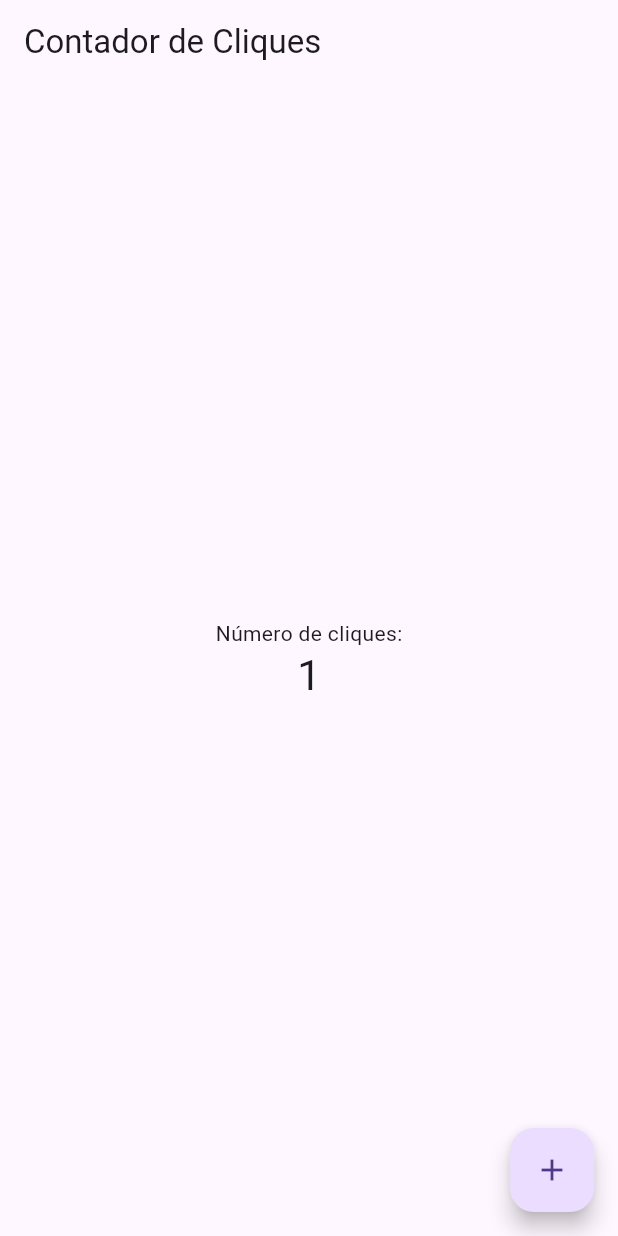
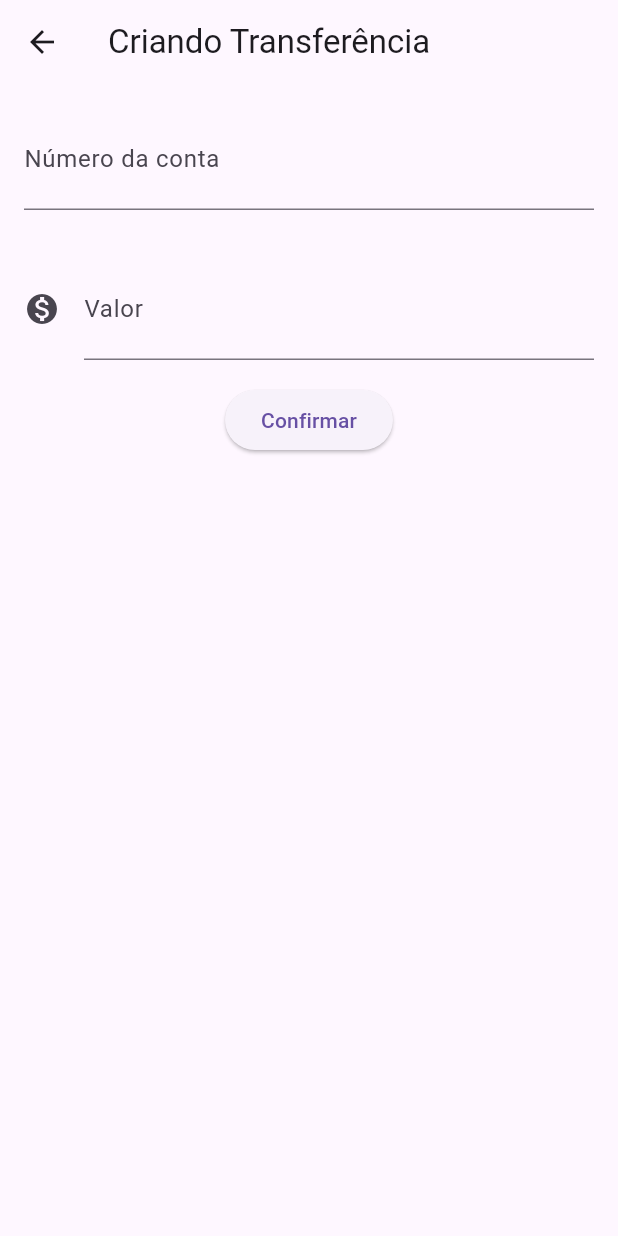
Before and after one commit to DanielNaiff/Flutter_Alura, a Flutter app: the screen it shows after launch, after a tap on the "add" icon, on a phone screen of 412 x 824 dp. Run offline on Flutter 3.47's test engine with Material 3 defaults, Android fonts, the phone set to English and light mode, and no system bars.

```diff
--- /dev/null
+++ b/byte_bank/lib/components/editor.dart
@@ -0,0 +1,31 @@
+import 'package:flutter/material.dart';
+
+class Editor extends StatelessWidget {
+  final TextEditingController controlador;
+  final String rotulo;
+  final String dica;
+  final IconData? icon;
+
+  Editor(
+      {required this.controlador,
+      required this.rotulo,
+      required this.dica,
+      this.icon});
+
+  @override
+  Widget build(BuildContext context) {
+    return Padding(
+      padding: const EdgeInsets.all(16.0),
+      child: TextField(
+        controller: controlador,
+        style: const TextStyle(fontSize: 24.0),
+        decoration: InputDecoration(
+          icon: icon != null ? Icon(icon) : null,
+          labelText: rotulo,
+          hintText: dica,
+        ),
+        keyboardType: TextInputType.number,
+      ),
+    );
+  }
+}
--- a/byte_bank/lib/main.dart
+++ b/byte_bank/lib/main.dart
@@ -1,60 +1,39 @@
+import 'package:byte_bank/models/transferencia.dart';
+import 'package:byte_bank/screens/Transferencia/lista.dart';
 import 'package:flutter/material.dart';
 
 void main() {
-  runApp(MyApp());
+  runApp(const BytebankApp());
 }
 
-class MyApp extends StatelessWidget {
+class BytebankApp extends StatelessWidget {
+  const BytebankApp({super.key});
+
   @override
   Widget build(BuildContext context) {
     return MaterialApp(
-      title: 'Contador de Cliques',
       theme: ThemeData(
-        primarySwatch: Colors.blue,
-      ),
-      home: MyHomePage(),
+          primaryColor: Colors.green[900],
+          buttonTheme: ButtonThemeData(
+              buttonColor: Colors.blueAccent[700],
+              textTheme: ButtonTextTheme.primary)),
+      home: ListaTransferencias(),
     );
   }
 }
 
-class MyHomePage extends StatefulWidget {
-  @override
-  _MyHomePageState createState() => _MyHomePageState();
-}
-
-class _MyHomePageState extends State<MyHomePage> {
-  int _counter = 0;
-
-  void _incrementCounter() {
-    setState(() {
-      _counter++;
-    });
-  }
+class ItemTransferencia extends StatelessWidget {
+  final Transferencia _transferencia;
+  // ignore: prefer_const_constructors_in_immutables
+  ItemTransferencia(this._transferencia, {super.key});
 
   @override
   Widget build(BuildContext context) {
-    return Scaffold(
-      appBar: AppBar(
-        title: Text('Contador de Cliques'),
-      ),
-      body: Center(
-        child: Column(
-          mainAxisAlignment: MainAxisAlignment.center,
-          children: <Widget>[
-            Text(
-              'Número de cliques:',
-            ),
-            Text(
-              '$_counter',
-              style: Theme.of(context).textTheme.headline4,
-            ),
-          ],
-        ),
-      ),
-      floatingActionButton: FloatingActionButton(
-        onPressed: _incrementCounter,
-        tooltip: 'Incrementar',
-        child: Icon(Icons.add),
+    return Card(
+      child: ListTile(
+        leading: const Icon(Icons.monetization_on),
+        title: Text(_transferencia.valor.toString()),
+        subtitle: Text(_transferencia.numeroConta.toString()),
       ),
     );
   }
--- /dev/null
+++ b/byte_bank/lib/models/transferencia.dart
@@ -0,0 +1,11 @@
+class Transferencia {
+  final double valor;
+  final int numeroConta;
+
+  Transferencia(this.valor, this.numeroConta);
+
+  @override
+  String toString() {
+    return 'Transferencia(valor:$valor, numeroConta: $numeroConta)';
+  }
+}
--- /dev/null
+++ b/byte_bank/lib/screens/Transferencia/fomulario.dart
@@ -0,0 +1,84 @@
+import 'package:byte_bank/components/editor.dart';
+import 'package:byte_bank/models/transferencia.dart';
+import 'package:flutter/material.dart';
+
+const _tituloAppbar = "Criando Transferência";
+const _rotuloCampoValor = "Valor";
+const _dicaCampoValor = "0.00";
+const _dicaCampoNumeroConta = "0000";
+const _rotuloCampoNumeroConta = "Número da conta";
+
+const _textoBotaoConfirmar = "Confirmar";
+
+void main() => runApp(const MyApp());
+
+class MyApp extends StatelessWidget {
+  const MyApp({super.key});
+
+  @override
+  Widget build(BuildContext context) {
+    return MaterialApp(
+      title: 'Material App',
+      home: Scaffold(
+        appBar: AppBar(
+          title: const Text('Material App Bar'),
+        ),
+        body: const Center(
+          child: Text('Hello World'),
+        ),
+      ),
+    );
+  }
+}
+
+class FormularioTransferencia extends StatefulWidget {
+  @override
+  State<StatefulWidget> createState() {
+    // TODO: implement createState
+    return FormularioTransferenciaState();
+  }
+}
+
+class FormularioTransferenciaState extends State<FormularioTransferencia> {
+  final TextEditingController _controladorCampoNumeroConta =
+      TextEditingController();
+  final TextEditingController _controladorCampoValorConta =
+      TextEditingController();
+  @override
+  Widget build(BuildContext context) {
+    return Scaffold(
+      appBar: AppBar(
+        title: const Text(_tituloAppbar),
+      ),
+      body: SingleChildScrollView(
+        child: Column(
+          children: [
+            Editor(
+              controlador: _controladorCampoNumeroConta,
+              rotulo: _rotuloCampoNumeroConta,
+              dica: _dicaCampoNumeroConta,
+            ),
+            Editor(
+              controlador: _controladorCampoValorConta,
+              rotulo: _rotuloCampoValor,
+              dica: _dicaCampoValor,
+              icon: Icons.monetization_on,
+            ),
+            ElevatedButton(
+                onPressed: () => _criaTransferencia(context),
+                child: const Text(_textoBotaoConfirmar))
+          ],
+        ),
+      ),
+    );
+  }
+
+  void _criaTransferencia(BuildContext context) {
+    final int? numeroConta = int.tryParse(_controladorCampoNumeroConta.text);
+    final double? valor = double.tryParse(_controladorCampoValorConta.text);
+    if (numeroConta != null && valor != null) {
+      final transferenciaCriada = Transferencia(valor, numeroConta);
+      Navigator.pop(context, transferenciaCriada);
+    }
+  }
+}
--- /dev/null
+++ b/byte_bank/lib/screens/Transferencia/lista.dart
@@ -0,0 +1,55 @@
+import 'package:byte_bank/main.dart';
+import 'package:byte_bank/models/transferencia.dart';
+import 'package:byte_bank/screens/Transferencia/fomulario.dart';
+import 'package:flutter/material.dart';
+
+const _tituloAppBar = "Transferências";
+
+class ListaTransferencias extends StatefulWidget {
+  final List<Transferencia?> _transferencias = [];
+
+  @override
+  State<StatefulWidget> createState() {
+    // TODO: implement createState
+    return ListaTransferenciasState();
+  }
+}
+
+class ListaTransferenciasState extends State<ListaTransferencias> {
+  @override
+  Widget build(BuildContext context) {
+    return Scaffold(
+      appBar: AppBar(title: const Text(_tituloAppBar)),
+      body: ListView.builder(
+        itemCount: widget._transferencias.length,
+        itemBuilder: (BuildContext context, int index) {
+          final transferencia = widget._transferencias[index];
+          return ItemTransferencia(transferencia!);
+        },
+      ),
+      floatingActionButton: FloatingActionButton(
+          onPressed: () {
+            final Future<Transferencia?> future = Navigator.push(
+              context,
+              MaterialPageRoute(
+                builder: (context) {
+                  return FormularioTransferencia();
+                },
+              ),
+            );
+            future.then((transferenciaRecebida) {
+              _atualiza(transferenciaRecebida);
+            });
+          },
+          child: const Icon(Icons.add)),
+    );
+  }
+
+  void _atualiza(Transferencia? transferenciaRecebida) {
+    if (transferenciaRecebida != null) {
+      setState(() {
+        widget._transferencias.add(transferenciaRecebida);
+      });
+    }
+  }
+}
```
